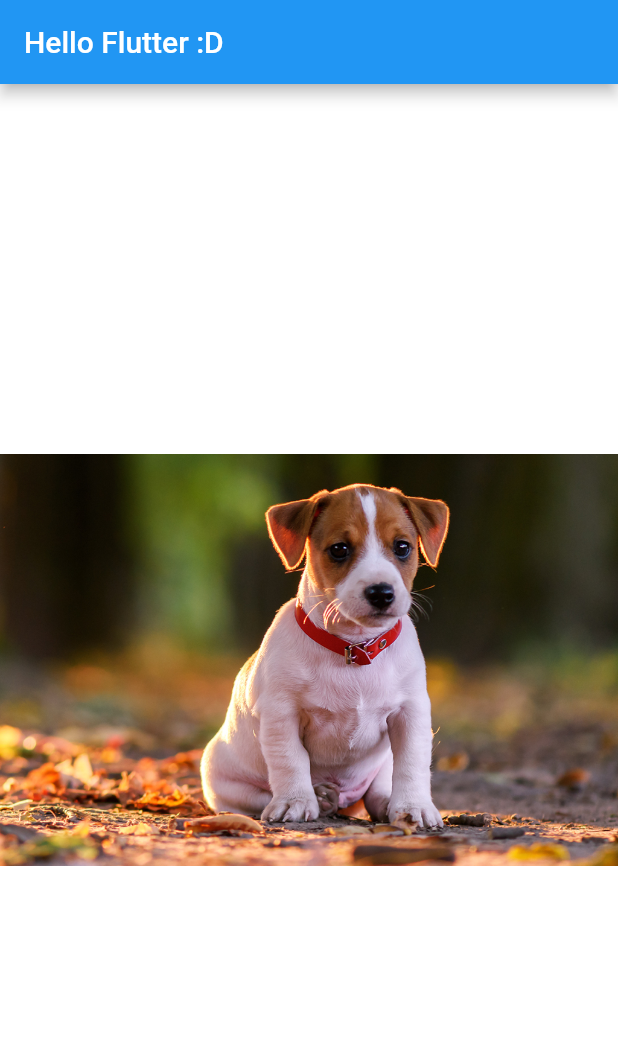
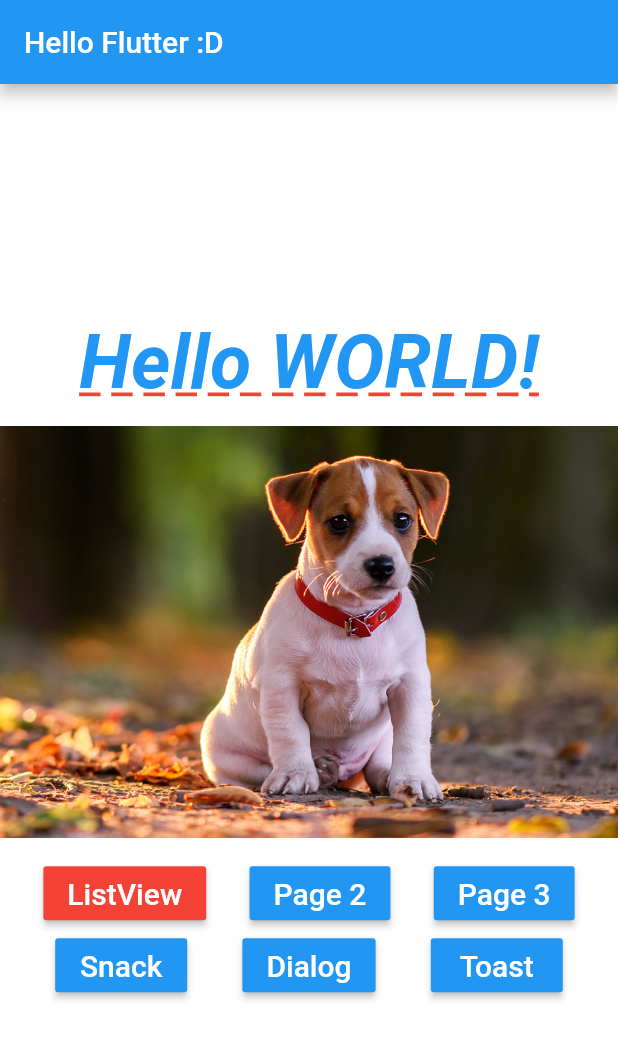
Before and after one commit to cristianms/flutter-aula01, a Flutter app: the screen it shows after launch, on a phone screen of 412 x 824 dp. Shown: the top 1039 px of the screen. Run offline on Flutter 3.47's test engine with Material 2 defaults, Android fonts, the phone set to English and light mode, and no system bars.

Commit message:
Atualização

```diff
--- a/lib/pages/home_page.dart
+++ b/lib/pages/home_page.dart
@@ -1,5 +1,12 @@
+import 'package:aula01/pages/hello_listview.dart';
+import 'package:aula01/pages/hello_page1.dart';
+import 'package:aula01/pages/hello_page2.dart';
+import 'package:aula01/utils/nav.dart';
+import 'package:aula01/widgets/blue_button.dart';
 import 'package:flutter/cupertino.dart';
 import 'package:flutter/material.dart';
+
+import 'hello_page3.dart';
 
 class HomePage extends StatelessWidget {
   @override
@@ -8,20 +15,77 @@ class HomePage extends StatelessWidget {
         appBar: AppBar(
           title: Text("Hello Flutter :D"),
         ),
-        body: _body());
+        body: _body(context));
   }
 
-  _body() {
+  _body(BuildContext context) {
     return Container(
         color: Colors.white,
-        child: SizedBox.expand(
-          child: _img(),
+        child: Column(
+          mainAxisAlignment: MainAxisAlignment.center,
+          children: <Widget>[
+            _text(),
+            _pageView(),
+            _buttons(context),
+          ],
         )
     );
   }
 
+  Container _pageView() {
+    return Container(
+      height: 300,
+      child: PageView(
+        children: <Widget>[
+          _img("assets/images/dog1.png"),
+          _img("assets/images/dog2.png"),
+          _img("assets/images/dog3.png"),
+          _img("assets/images/dog4.png"),
+          _img("assets/images/dog5.png"),
+        ],
+      ),
+    );
+  }
+
+  Column _buttons(BuildContext context) {
+    return Column(
+      children: <Widget>[
+        Row(
+          mainAxisAlignment: MainAxisAlignment.spaceEvenly,
+          children: <Widget>[
+            BlueButton("ListView", onPressed: () => _onClickNavigator(context, HelloListView()), color: Colors.red,),
+            BlueButton("Page 2", onPressed: () => _onClickNavigator(context, HelloPage2())),
+            BlueButton("Page 3", onPressed: () => _onClickNavigator(context, HelloPage3())),
+          ],
+        ),
+        Row(
+          mainAxisAlignment: MainAxisAlignment.spaceEvenly,
+          children: <Widget>[
+            BlueButton("Snack", onPressed: _onclickSnack),
+            BlueButton("Dialog", onPressed: _onclickDialog),
+            BlueButton("Toast", onPressed: _onclickToast),
+          ],
+        ),
+      ],
+    );
+  }
+
+  _onClickNavigator(BuildContext context, Widget page) async {
+    String retorno = await push(context, page);
+    print(">> $retorno");
+  }
+
+  _onclickDialog() {
+  }
+
+  _onclickToast() {
+  }
+
+  _onclickSnack() {
+  }
+
   _text() {
-    return Text("Hello\nWORLD!",
+    return Text("Hello WORLD!",
         style: TextStyle(
           fontSize: 50,
           color: Colors.blue,
@@ -34,10 +98,13 @@ class HomePage extends StatelessWidget {
     );
   }
 
-  _img() {
-    return Image.asset(
-      "assets/images/dog1.png",
-      fit: BoxFit.contain,
+  _img(String urlImagem) {
+    return Container(
+      child: Image.asset(
+        urlImagem,
+        fit: BoxFit.contain,
+      ),
     );
   }
+
 }
--- /dev/null
+++ b/lib/utils/nav.dart
@@ -0,0 +1,8 @@
+import 'package:flutter/material.dart';
+
+Future push(BuildContext context, Widget page) {
+  return Navigator.push(
+      context, MaterialPageRoute(builder: (BuildContext context) {
+    return page;
+  }));
+}
--- /dev/null
+++ b/lib/widgets/blue_button.dart
@@ -0,0 +1,23 @@
+
+import 'package:flutter/material.dart';
+
+class BlueButton extends StatelessWidget {
+
+  String label;
+  Function onPressed;
+  Color color;
+
+  BlueButton(this.label, {this.onPressed, this.color = Colors.blue});
+
+  @override
+  Widget build(BuildContext context) {
+    return RaisedButton(
+        color: this.color,
+        child: Text(
+          label,
+          style: TextStyle(color: Colors.white, fontSize: 20),
+        ),
+        onPressed: onPressed
+    );
+  }
+}
```
Also changed, not shown: lib/pages/hello_listview.dart (added, +114 -0 lines), lib/pages/hello_page1.dart (added, +12 -0 lines), lib/pages/hello_page2.dart (added, +25 -0 lines), lib/pages/hello_page3.dart (added, +25 -0 lines).
